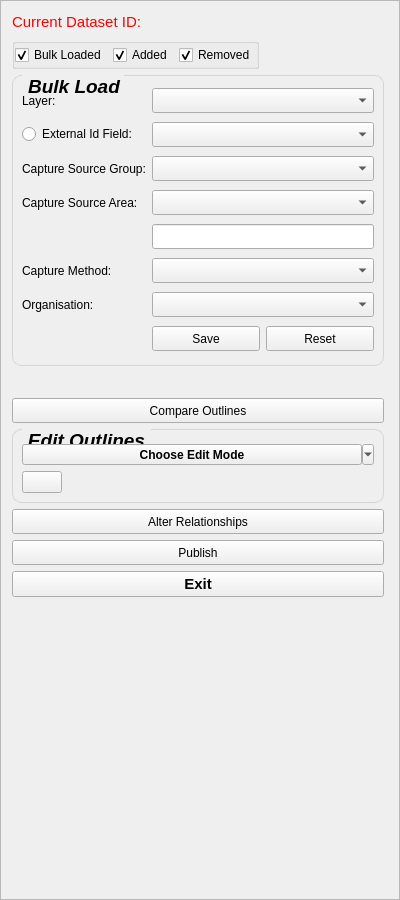
First picture: the form in buildings/gui/bulk_load.ui, repository linz/nz-buildings, before the edit.
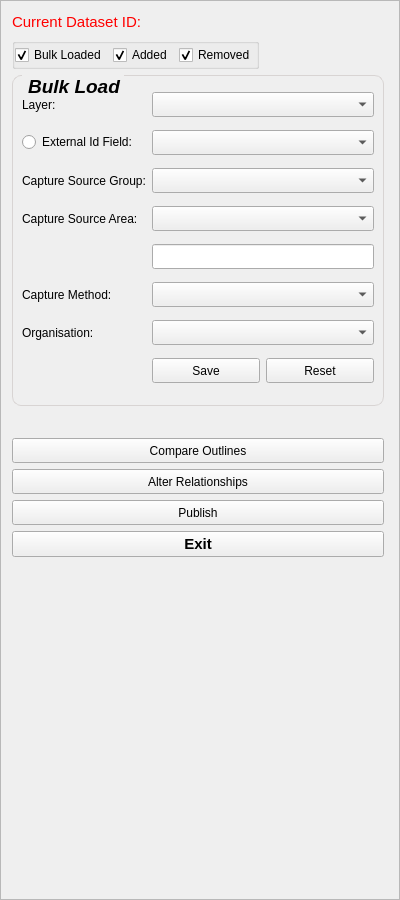
Second picture: the form after the edit. Custom widgets are drawn as their Qt base class.

Patch:
```diff
--- a/buildings/gui/bulk_load.ui
+++ b/buildings/gui/bulk_load.ui
@@ -510,154 +510,6 @@
          </property>
         </widget>
        </item>
-       <item>
-        <widget class="QGroupBox" name="grpb_edits">
-         <property name="sizePolicy">
-          <sizepolicy hsizetype="MinimumExpanding" vsizetype="Minimum">
-           <horstretch>0</horstretch>
-           <verstretch>0</verstretch>
-          </sizepolicy>
-         </property>
-         <property name="minimumSize">
-          <size>
-           <width>359</width>
-           <height>0</height>
-          </size>
-         </property>
-         <property name="maximumSize">
-          <size>
-           <width>16777215</width>
-           <height>16760000</height>
-          </size>
-         </property>
-         <property name="font">
-          <font>
-           <pointsize>14</pointsize>
-           <weight>75</weight>
-           <italic>true</italic>
-           <bold>true</bold>
-          </font>
-         </property>
-         <property name="styleSheet">
-          <string notr="true">QGroupBox {
-    border: 1px solid #D8D4D3;
-    border-radius: 9px;
-    margin-top: 0.5em;
-}
-
-QGroupBox::title {
-    subcontrol-origin: margin;
-    left: 10px;
-    padding: 0 3px 0 3px;
-}</string>
-         </property>
-         <property name="title">
-          <string>Edit Outlines</string>
-         </property>
-         <layout class="QVBoxLayout" name="verticalLayout_3">
-          <item>
-           <spacer name="verticalSpacer_5">
-            <property name="orientation">
-             <enum>Qt::Vertical</enum>
-            </property>
-            <property name="sizeType">
-             <enum>QSizePolicy::Fixed</enum>
-            </property>
-            <property name="sizeHint" stdset="0">
-             <size>
-              <width>20</width>
-              <height>5</height>
-             </size>
-            </property>
-           </spacer>
-          </item>
-          <item>
-           <widget class="QToolButton" name="tbtn_edits">
-            <property name="sizePolicy">
-             <sizepolicy hsizetype="Expanding" vsizetype="Fixed">
-              <horstretch>0</horstretch>
-              <verstretch>0</verstretch>
-             </sizepolicy>
-            </property>
-            <property name="minimumSize">
-             <size>
-              <width>330</width>
-              <height>0</height>
-             </size>
-            </property>
-            <property name="font">
-             <font>
-              <weight>75</weight>
-              <italic>false</italic>
-              <bold>true</bold>
-              <underline>false</underline>
-              <strikeout>false</strikeout>
-             </font>
-            </property>
-            <property name="layoutDirection">
-             <enum>Qt::LeftToRight</enum>
-            </property>
-            <property name="text">
-             <string>Choose Edit Mode</string>
-            </property>
-            <property name="checkable">
-             <bool>true</bool>
-            </property>
-            <property name="checked">
-             <bool>false</bool>
-            </property>
-            <property name="popupMode">
-             <enum>QToolButton::MenuButtonPopup</enum>
-            </property>
-            <property name="toolButtonStyle">
-             <enum>Qt::ToolButtonTextOnly</enum>
-            </property>
-            <property name="autoRaise">
-             <bool>false</bool>
-            </property>
-            <property name="arrowType">
-             <enum>Qt::NoArrow</enum>
-            </property>
-           </widget>
-          </item>
-          <item>
-           <layout class="QHBoxLayout" name="horizontalLayout_2">
-            <item>
-             <widget class="QPushButton" name="btn_circle">
-              <property name="maximumSize">
-               <size>
-                <width>60</width>
-                <height>16777215</height>
-               </size>
-              </property>
-              <property name="toolTip">
-               <string>Add Circle</string>
-              </property>
-              <property name="text">
-               <string/>
-              </property>
-             </widget>
-            </item>
-            <item>
-             <spacer name="horizontalSpacer_3">
-              <property name="orientation">
-               <enum>Qt::Horizontal</enum>
-              </property>
-              <property name="sizeHint" stdset="0">
-               <size>
-                <width>1</width>
-                <height>10</height>
-               </size>
-              </property>
-             </spacer>
-            </item>
-           </layout>
-          </item>
-         </layout>
-         <zorder>tbtn_edits</zorder>
-         <zorder>verticalSpacer_5</zorder>
-        </widget>
-       </item>
        <item>
         <widget class="QPushButton" name="btn_alter_rel">
          <property name="sizePolicy">
```
